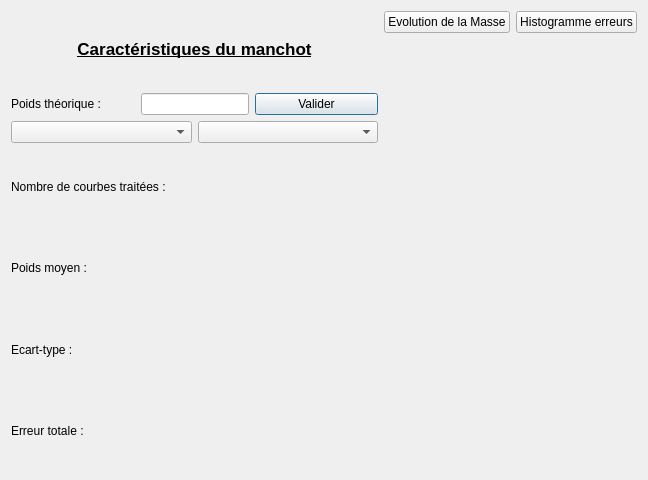
Gab-Metzger/InterfaceHommeManchots, file resultat.ui: the form before one commit.
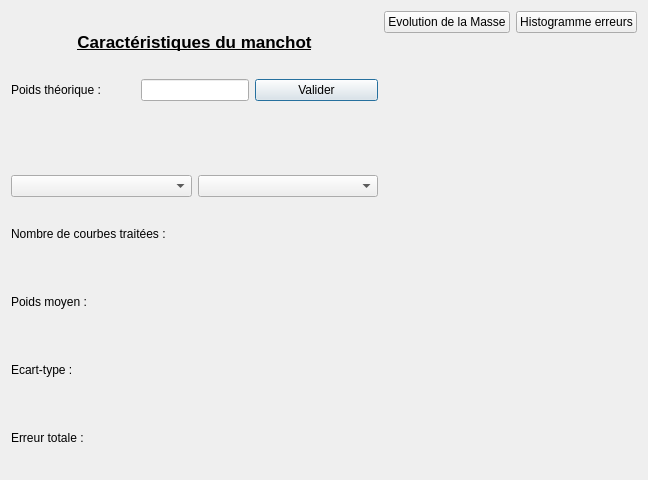
The form after the commit. Icons and pictures are not drawn.

The edit to the form file:
```diff
--- a/resultat.ui
+++ b/resultat.ui
@@ -72,6 +72,27 @@
        </item>
       </layout>
      </item>
+     <item>
+      <widget class="QLabel" name="label">
+       <property name="enabled">
+        <bool>true</bool>
+       </property>
+       <property name="maximumSize">
+        <size>
+         <width>16777215</width>
+         <height>16777215</height>
+        </size>
+       </property>
+       <property name="font">
+        <font>
+         <pointsize>8</pointsize>
+        </font>
+       </property>
+       <property name="text">
+        <string/>
+       </property>
+      </widget>
+     </item>
      <item>
       <layout class="QHBoxLayout" name="horizontalLayout_5">
        <item>
```
